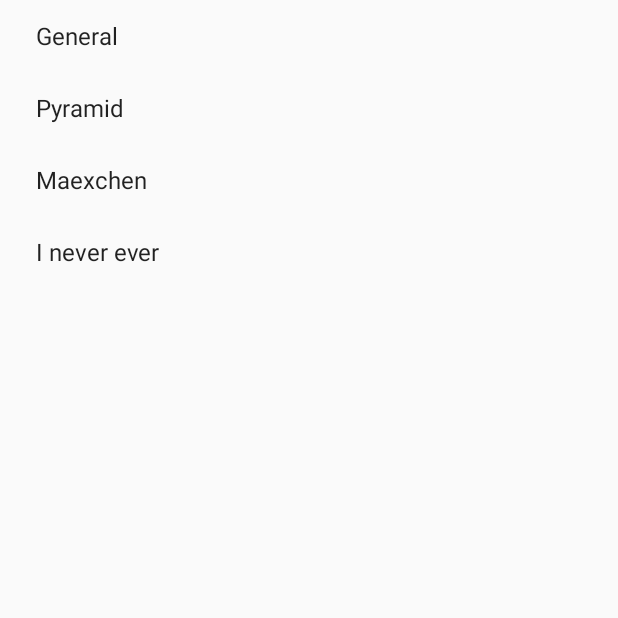
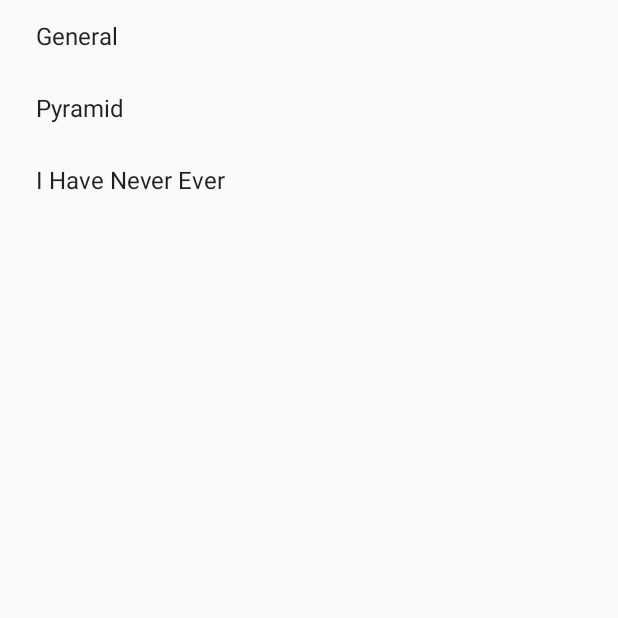
Before and after one commit to Gertfreiberger/Trinkspielsammlung, an Android app: the SettingsActivity screen opened directly, with no data from a screen before it, on a phone screen of 412 x 824 dp, the top half of it. Run offline under Robolectric (Android 15) with nearby library versions, the phone set to English and light mode, and no system bars.

Commit message:
[MB, PS] Added I have never ever Import And Export logic

```diff
--- a/DrinkingGamesCollection/app/src/main/java/wtfisandroid/drinkinggamescollection/MainMenu.java
+++ b/DrinkingGamesCollection/app/src/main/java/wtfisandroid/drinkinggamescollection/MainMenu.java
@@ -13,6 +13,7 @@ import android.support.v7.widget.Toolbar;
 import android.view.Menu;
 import android.view.MenuItem;
 import android.view.View;
+import android.widget.Button;
 import android.widget.Toast;
 
 import java.io.IOException;
@@ -122,7 +123,7 @@ public class MainMenu extends AppCompatActivity implements ShakeDetector.OnShake
 	public void onShake(int count) {
 		if ( count % 1 == 0 ) {
 			Random rand = new Random();
-			int number = rand.nextInt(2) + 1;
+			int number = rand.nextInt(4) + 1;
 			Intent activity = null;
 
 			switch ( number ) {
--- a/DrinkingGamesCollection/app/src/main/res/layout/activity_i_have_never_ever.xml
+++ b/DrinkingGamesCollection/app/src/main/res/layout/activity_i_have_never_ever.xml
@@ -81,7 +81,7 @@
                 android:shadowDx="12"
                 android:shadowDy="12"
                 android:shadowRadius="8"
-                android:text="@string/i_never_ever"
+                android:text="@string/i_have_never_ever"
                 android:textAppearance="?android:attr/textAppearanceLarge"/>
         </RelativeLayout>
     </LinearLayout>
--- a/DrinkingGamesCollection/app/src/main/res/layout/content_main_menu.xml
+++ b/DrinkingGamesCollection/app/src/main/res/layout/content_main_menu.xml
@@ -70,7 +70,7 @@
             <Button
                 android:layout_width="@dimen/mainmenu_button_width"
                 android:layout_height="match_parent"
-                android:text="@string/i_never_ever"
+                android:text="@string/i_have_never_ever"
                 android:id="@+id/button_i_have_never_ever"
                 android:background="#da4c4c"
                 android:onClick="onClick"
--- a/DrinkingGamesCollection/app/src/main/res/values/strings.xml
+++ b/DrinkingGamesCollection/app/src/main/res/values/strings.xml
@@ -47,7 +47,7 @@
     <string name="playerhand">Playerhand: </string>
     <string name="final_round">Final Round</string>
     <string name="final_player_name">Final Player: </string>
-    <string name="i_never_ever">I never ever</string>
+    <string name="i_have_never_ever">I Have Never Ever</string>
 
     <string-array name="manualTabs">
         <item>General</item>
@@ -266,14 +266,16 @@
     <string name="polnisch_dialog_alert_back_description">Sie sind dabei den aktuellen Spielstand zu verwerfen. Wollen Sie das Spiel wirklich beenden?</string>
     <string name="polnisch_dialog_alert_back_yes">Ja</string>
     <string name="polnisch_dialog_alert_back_nein">Nein</string>
-
-
-
-
-
-
-
-
+    <string name="prefs_import_export">Import/Export</string>
+    <string name="export">Export</string>
+    <string name="res_import">Import</string>
+    <string name="db_exported_success">DB Exported!</string>
+    <string name="db_exported_error">Failed to export Database</string>
+    <string name="share">Share</string>
+    <string name="sharing_sqlite_dump_subject">I Have Never Ever SqlLite Dump</string>
+    <string name="sharing_sqlite_dump_body">Exported I Have Never Ever Database Statements</string>
+    <string name="sharing_sqlite_dump">Share I Have Never Ever Statements</string>
+    <string name="install_file_explorer">Please install a File Manager.</string>
 
 
 </resources>
--- a/DrinkingGamesCollection/app/src/main/res/xml/options_header.xml
+++ b/DrinkingGamesCollection/app/src/main/res/xml/options_header.xml
@@ -17,13 +17,7 @@
 
     <header
         android:fragment="wtfisandroid.drinkinggamescollection.gui.SettingsActivity$SettingsFragment"
-        android:title="@string/maexchen" >
-        <extra android:name="settings" android:value="maexchen" />
-    </header>
-
-    <header
-        android:fragment="wtfisandroid.drinkinggamescollection.gui.SettingsActivity$SettingsFragment"
-        android:title="@string/i_never_ever" >
+        android:title="@string/i_have_never_ever" >
         <extra android:name="settings" android:value="i_have_never_ever" />
     </header>
 
--- a/DrinkingGamesCollection/app/src/main/res/xml/options_i_have_never_ever.xml
+++ b/DrinkingGamesCollection/app/src/main/res/xml/options_i_have_never_ever.xml
@@ -2,33 +2,45 @@
 
 <PreferenceScreen xmlns:android="http://schemas.android.com/apk/res/android">
     <PreferenceCategory
-        android:title="@string/prefs_categories"
-        android:key="pref_key_i_have_never_ever_settings">
-
+        android:key="pref_key_i_have_never_ever_settings_category"
+        android:title="@string/prefs_categories">
 
         <CheckBoxPreference
+            android:defaultValue="true"
             android:key="pref_key_i_have_never_ever_category_work"
-            android:title="@string/work"
-            android:defaultValue="true"/>
+            android:title="@string/work"/>
         <CheckBoxPreference
+            android:defaultValue="true"
             android:key="pref_key_i_have_never_ever_category_school"
-            android:title="@string/school"
-            android:defaultValue="true"/>
+            android:title="@string/school"/>
         <CheckBoxPreference
+            android:defaultValue="true"
             android:key="pref_key_i_have_never_ever_category_love"
-            android:title="@string/love"
-            android:defaultValue="true"/>
+            android:title="@string/love"/>
         <CheckBoxPreference
+            android:defaultValue="true"
             android:key="pref_key_i_have_never_ever_category_drinking"
-            android:title="@string/drinking"
-            android:defaultValue="true"/>
+            android:title="@string/drinking"/>
         <CheckBoxPreference
+            android:defaultValue="true"
             android:key="pref_key_i_have_never_ever_category_adult"
-            android:title="@string/adult"
-            android:defaultValue="true"/>
+            android:title="@string/adult"/>
         <CheckBoxPreference
+            android:defaultValue="true"
             android:key="pref_key_i_have_never_ever_category_law"
-            android:title="@string/law"
-            android:defaultValue="true"/>
+            android:title="@string/law"/>
     </PreferenceCategory>
+
+    <PreferenceCategory
+        android:key="pref_key_i_have_never_ever_settings"
+        android:title="@string/prefs_import_export">
+        <Preference
+            android:key="import_sql"
+            android:title="@string/res_import"/>
+        <Preference
+            android:key="export_sql"
+            android:title="@string/export"/>
+
+    </PreferenceCategory>
+
 </PreferenceScreen>
--- a/DrinkingGamesCollection/app/src/main/res/xml/options_maexchen.xml
+++ /dev/null
@@ -1,5 +0,0 @@
-<?xml version="1.0" encoding="utf-8"?>
-
-<PreferenceScreen xmlns:android="http://schemas.android.com/apk/res/android">
-
-</PreferenceScreen>
```
Also changed, not shown: DrinkingGamesCollection/app/src/main/java/wtfisandroid/drinkinggamescollection/gui/SettingsActivity.java (+118 -14 lines), DrinkingGamesCollection/app/src/main/java/wtfisandroid/drinkinggamescollection/logic/DatabaseHandler.java (+46 -1 lines), 2 other files.
